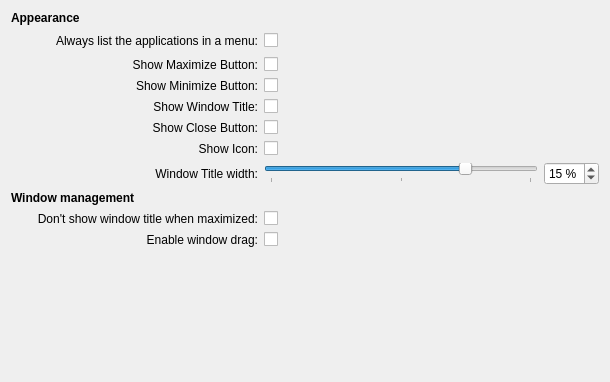
This is yawc.ui in wengxt/yawc as Qt 5 draws it before an edit. The edited form follows.
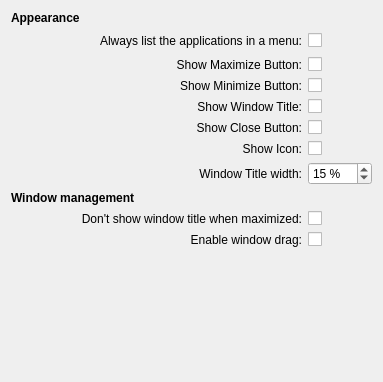
This is the edited form.

Diff of the .ui file:
```diff
--- a/yawc.ui
+++ b/yawc.ui
@@ -6,11 +6,18 @@
    <rect>
     <x>0</x>
     <y>0</y>
-    <width>610</width>
+    <width>383</width>
     <height>382</height>
    </rect>
   </property>
   <layout class="QGridLayout" name="gridLayout">
+   <item row="10" column="0" colspan="3">
+    <widget class="QLabel" name="label_6">
+     <property name="text">
+      <string>&lt;b&gt;Window management&lt;/b&gt;</string>
+     </property>
+    </widget>
+   </item>
    <item row="4" column="1">
     <widget class="QLabel" name="label_4">
      <property name="text">
@@ -21,7 +28,7 @@
      </property>
     </widget>
    </item>
-   <item row="11" column="1">
+   <item row="12" column="1">
     <widget class="QLabel" name="label_10">
      <property name="text">
       <string>Don't show window title when maximized:</string>
@@ -85,7 +92,7 @@
      </property>
     </spacer>
    </item>
-   <item row="12" column="1">
+   <item row="13" column="1">
     <widget class="QLabel" name="label_11">
      <property name="text">
       <string>Enable window drag:</string>
@@ -102,7 +109,7 @@
      </property>
     </widget>
    </item>
-   <item row="13" column="1">
+   <item row="14" column="1">
     <spacer name="verticalSpacer">
      <property name="orientation">
       <enum>Qt::Vertical</enum>
@@ -115,7 +122,7 @@
      </property>
     </spacer>
    </item>
-   <item row="11" column="2">
+   <item row="12" column="2">
     <widget class="QCheckBox" name="borderlessMaximizedWindow">
      <property name="text">
       <string/>
@@ -176,13 +183,6 @@
      </property>
     </widget>
    </item>
-   <item row="9" column="0" colspan="3">
-    <widget class="QLabel" name="label_6">
-     <property name="text">
-      <string>&lt;b&gt;Window management&lt;/b&gt;</string>
-     </property>
-    </widget>
-   </item>
    <item row="2" column="1">
     <widget class="QLabel" name="label_2">
      <property name="text">
@@ -193,48 +193,14 @@
      </property>
     </widget>
    </item>
-   <item row="8" column="2">
-    <widget class="QSlider" name="windowSizeSlider">
-     <property name="maximum">
-      <number>20</number>
-     </property>
-     <property name="singleStep">
-      <number>5</number>
-     </property>
-     <property name="pageStep">
-      <number>10</number>
-     </property>
-     <property name="value">
-      <number>15</number>
-     </property>
-     <property name="tracking">
-      <bool>true</bool>
-     </property>
-     <property name="orientation">
-      <enum>Qt::Horizontal</enum>
-     </property>
-     <property name="invertedAppearance">
-      <bool>false</bool>
-     </property>
-     <property name="invertedControls">
-      <bool>false</bool>
-     </property>
-     <property name="tickPosition">
-      <enum>QSlider::TicksBelow</enum>
-     </property>
-     <property name="tickInterval">
-      <number>10</number>
-     </property>
-    </widget>
-   </item>
-   <item row="12" column="2">
+   <item row="13" column="2">
     <widget class="QCheckBox" name="windowDrag">
      <property name="text">
       <string/>
      </property>
     </widget>
    </item>
-   <item row="8" column="3">
+   <item row="8" column="2">
     <widget class="QSpinBox" name="windowSizeSpinBox">
      <property name="suffix">
       <string> %</string>
```
